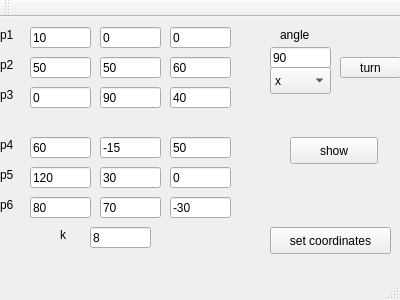
Above: mainwindow.ui from romangr/KG1 before the change. Below: the same form after it.
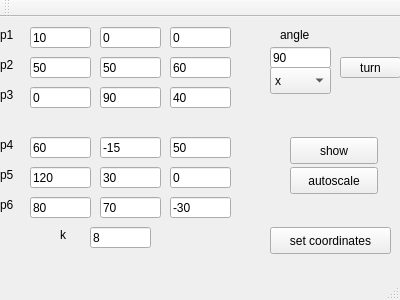
That is the form after the change.

Diff of the .ui file:
```diff
--- a/mainwindow.ui
+++ b/mainwindow.ui
@@ -442,6 +442,19 @@
      <string>k</string>
     </property>
    </widget>
+   <widget class="QPushButton" name="pushButton_4">
+    <property name="geometry">
+     <rect>
+      <x>290</x>
+      <y>150</y>
+      <width>88</width>
+      <height>27</height>
+     </rect>
+    </property>
+    <property name="text">
+     <string>autoscale</string>
+    </property>
+   </widget>
   </widget>
   <widget class="QMenuBar" name="menuBar">
    <property name="geometry">
```
Left out of the diff: 25 changed lines with no effect on the pictures.
